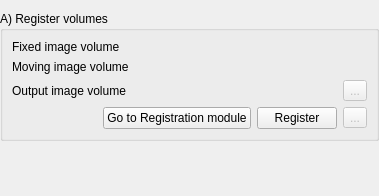
Above: Modules/Scripted/Workflow/Widgets/Resources/UI/RegisterStep.ui from KitwareMedical/Deprecated-VesselView before the change. Below: the same form after it.
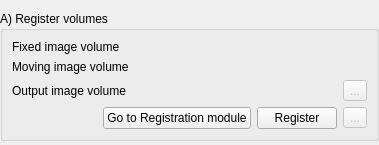
That is the form after the change. Custom widgets are drawn as their Qt base class.

What changed in the file:
```diff
--- a/Modules/Scripted/Workflow/Widgets/Resources/UI/RegisterStep.ui
+++ b/Modules/Scripted/Workflow/Widgets/Resources/UI/RegisterStep.ui
@@ -7,7 +7,7 @@
     <x>0</x>
     <y>0</y>
     <width>379</width>
-    <height>196</height>
+    <height>145</height>
    </rect>
   </property>
   <property name="windowTitle">
```
Left out of the diff: 83 changed lines with no effect on the pictures.
